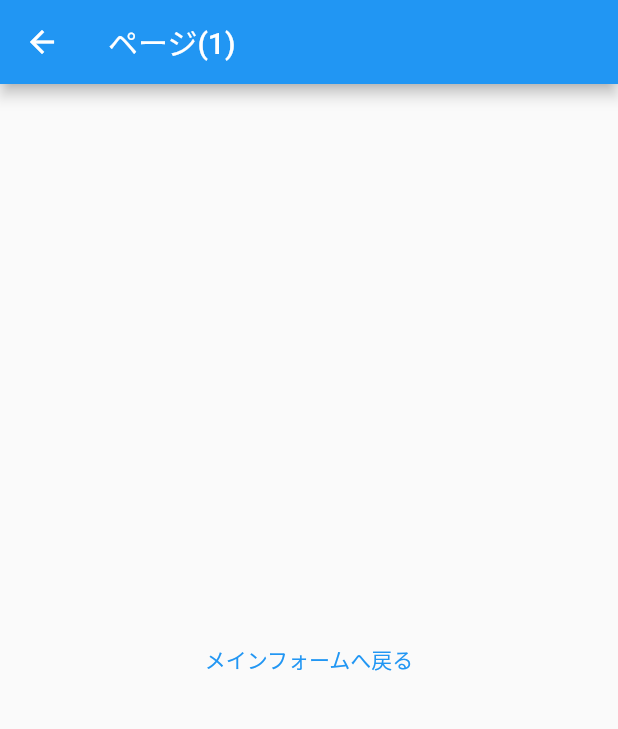
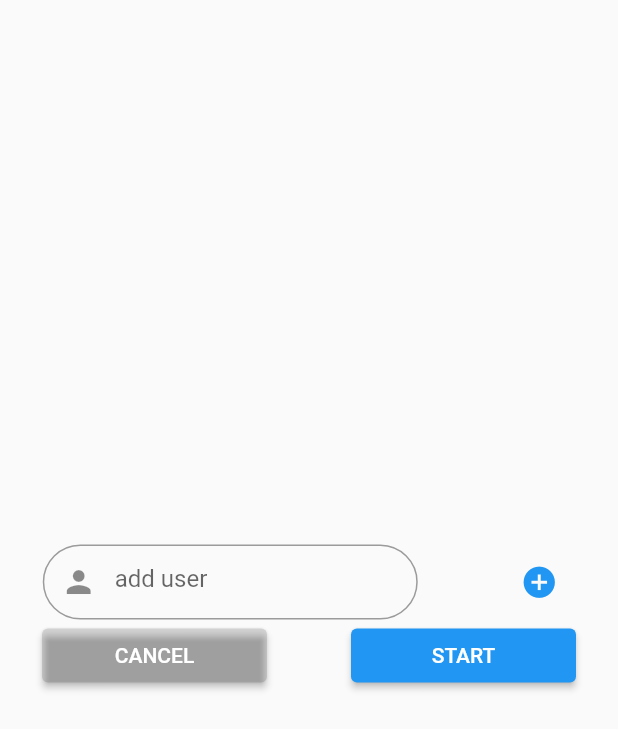
Before and after one commit to riii-san/ito_flutter, a Flutter app: the gameStartPage screen opened directly, on a phone screen of 412 x 824 dp. Shown: the top 729 px of the screen. Run offline on Flutter 3.47's test engine with Material 2 defaults, Android fonts, the phone set to English and light mode, and no system bars.

Commit message:
mainDevelopVersion1

```diff
--- a/lib/gameStartPage.dart
+++ b/lib/gameStartPage.dart
@@ -5,16 +5,70 @@ class gameStartPage extends StatelessWidget{
   @override
   Widget build(BuildContext context) {
     return Scaffold(
-        appBar: AppBar(
-            title : Text("ページ(1)")
-        ),
         body : Center(
-          child: TextButton(
-            child: Text("メインフォームへ戻る"),
-            // （1） 前の画面に戻る
-            onPressed: (){
-              Navigator.pop(context);
-            },
+          child: Column(
+            mainAxisAlignment: MainAxisAlignment.center,
+            children: <Widget>[
+              Row(
+                mainAxisAlignment: MainAxisAlignment.spaceAround,
+                children: <Widget>[
+                  Container(
+                    width: 250,
+                    height: 50,
+                    child: TextFormField(
+                      decoration: InputDecoration(
+                        hintText: 'add user',
+                        prefixIcon: Icon(
+                          Icons.person,
+                        ),
+                        border: OutlineInputBorder(
+                          borderRadius: BorderRadius.circular(32),
+                          borderSide: BorderSide(
+                            color: Colors.grey,
+                            width: 2.0
+                          ),
+                        ),
+                      ),
+                    ),
+                  ),
+                  IconButton(
+                    icon: Icon(Icons.add_circle, size: 25,),
+                    color: Colors.blue,
+                    onPressed: () {
+                      // add user
+                    })
+                ],
+              ),
+              Row(
+                mainAxisAlignment: MainAxisAlignment.spaceAround,
+                children: <Widget>[
+                  SizedBox(
+                    width: 150,
+                    child: ElevatedButton(onPressed: (){
+                      Navigator.pop(context);
+                    },
+                      child: Text(
+                          'CANCEL'
+                      ),
+                      style: ElevatedButton.styleFrom(
+                          primary: Colors.black12
+                      ),
+                    ),
+                  ),
+                  SizedBox(
+                    width: 150,
+                    child: ElevatedButton(onPressed: (){
+                      Navigator.pop(context);
+                    },
+                      child: Text(
+                          'START'
+                      ),
+                    ),
+                  ),
+                ],
+              )
+
+            ]
           ),
         )
     );
--- a/pubspec.yaml
+++ b/pubspec.yaml
@@ -45,9 +45,9 @@ flutter:
   uses-material-design: true
 
   # To add assets to your application, add an assets section, like this:
-  # assets:
-  #   - images/a_dot_burr.jpeg
-  #   - images/a_dot_ham.jpeg
+  assets:
+    - images/
+
 
   # An image asset can refer to one or more resolution-specific "variants", see
   # https://flutter.dev/assets-and-images/#resolution-aware.
```
Also changed, not shown: lib/main.dart (+4 -32 lines), lib/mainForm.dart (added, +48 -0 lines), images/ito.png (added), 168 other files.
